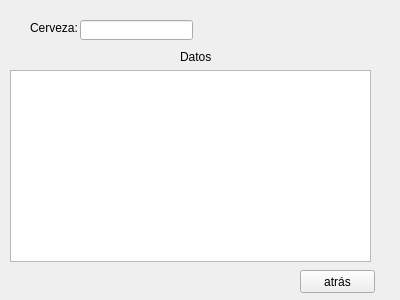
RARUTO21/EDProgra2, file EDCervezas/buscarcerveza.ui: the form before one commit.
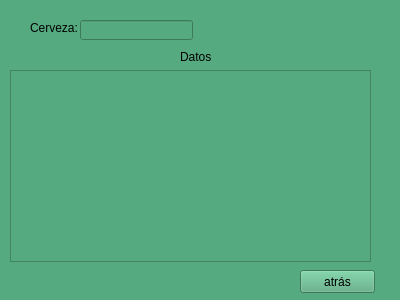
The form after the commit.

Diff of the .ui file:
```diff
--- a/EDCervezas/buscarcerveza.ui
+++ b/EDCervezas/buscarcerveza.ui
@@ -13,6 +13,9 @@
   <property name="windowTitle">
    <string>Form</string>
   </property>
+  <property name="styleSheet">
+   <string notr="true">background-color: rgb(85, 170, 127);</string>
+  </property>
   <widget class="QPushButton" name="btnatras4">
    <property name="geometry">
     <rect>
```
